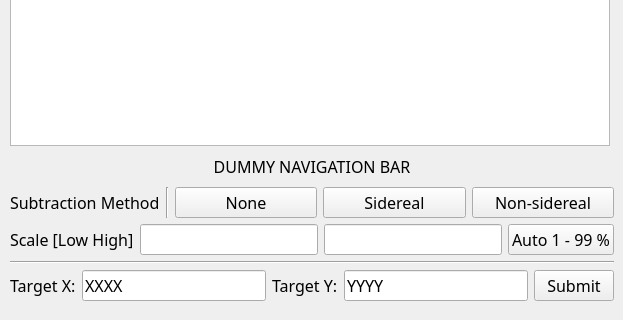
Qt form src/opihiexarata/gui/qtui/selector.ui (psmd-iberutaru/OpihiExarata) before a commit; both pictures show x 0 to 623 and y 547 to 867 of the 623 by 867 pixel window.
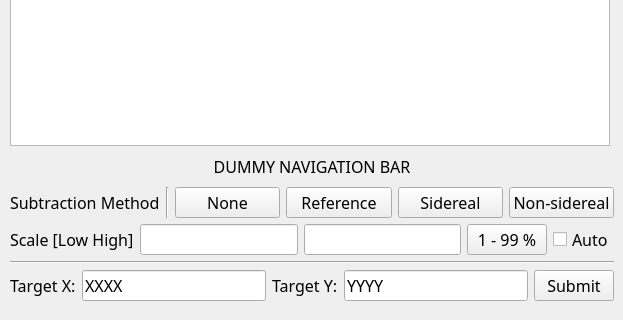
The same form after that commit.

Commit message: Fixed the present bugs in selector.

```diff
--- a/src/opihiexarata/gui/qtui/selector.ui
+++ b/src/opihiexarata/gui/qtui/selector.ui
@@ -147,6 +147,13 @@
         </property>
        </widget>
       </item>
+      <item>
+       <widget class="QPushButton" name="push_button_mode_reference">
+        <property name="text">
+         <string>Reference</string>
+        </property>
+       </widget>
+      </item>
       <item>
        <widget class="QPushButton" name="push_button_mode_sidereal">
         <property name="text">
@@ -181,7 +188,14 @@
       <item>
        <widget class="QPushButton" name="push_button_autoscale_1_99">
         <property name="text">
-         <string>Auto 1 - 99 %</string>
+         <string>1 - 99 %</string>
+        </property>
+       </widget>
+      </item>
+      <item>
+       <widget class="QCheckBox" name="check_box_autoscale_1_99">
+        <property name="text">
+         <string>Auto</string>
         </property>
        </widget>
       </item>
```
Left out of the diff: 2 changed lines with no effect on the pictures. The commit also changes 7 other files.
